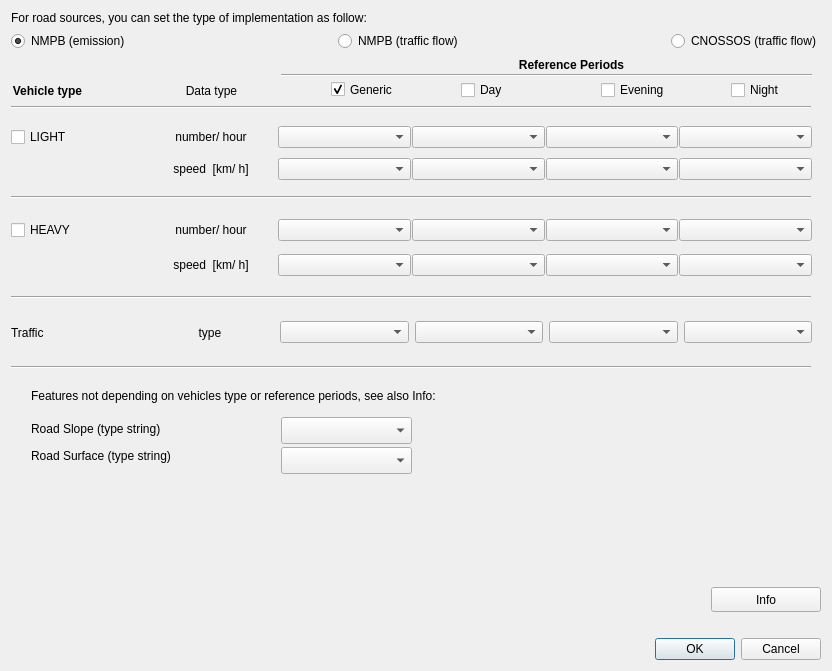
First picture: the form in tools/ui_SourceDetailsRoads.ui, repository pierluigiderosa/openoise, before the edit.
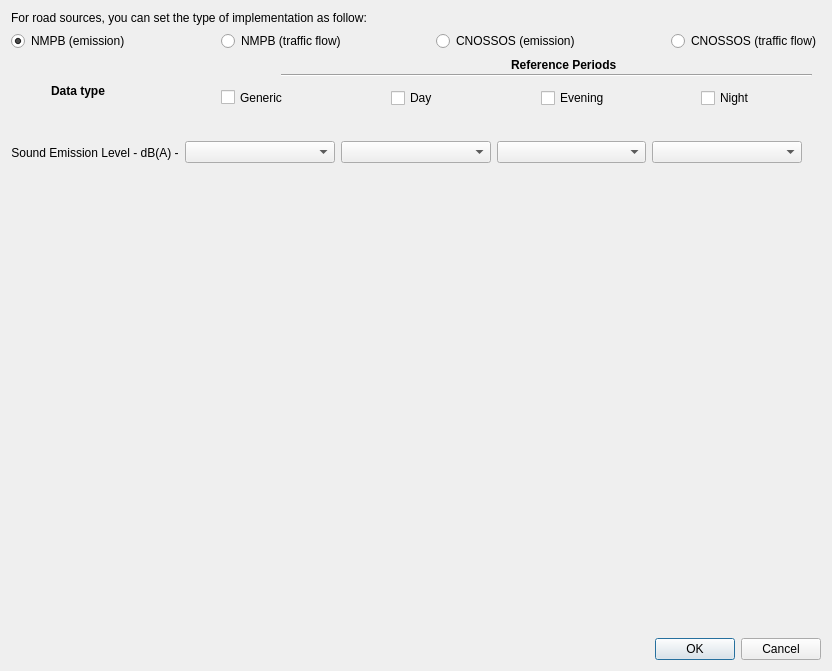
Second picture: the form after the edit. Custom widgets are drawn as their Qt base class.

Commit message: - initial version CNOSSOS POWER

```diff
--- a/tools/ui_SourceDetailsRoads.ui
+++ b/tools/ui_SourceDetailsRoads.ui
@@ -90,6 +90,26 @@
        </property>
       </spacer>
      </item>
+     <item>
+      <widget class="QRadioButton" name="CNOSSOS_R_radioButton">
+       <property name="text">
+        <string>CNOSSOS (emission)</string>
+       </property>
+      </widget>
+     </item>
+     <item>
+      <spacer name="horizontalSpacer_3">
+       <property name="orientation">
+        <enum>Qt::Horizontal</enum>
+       </property>
+       <property name="sizeHint" stdset="0">
+        <size>
+         <width>200</width>
+         <height>20</height>
+        </size>
+       </property>
+      </spacer>
+     </item>
      <item>
       <widget class="QRadioButton" name="CNOSSOS_radioButton">
        <property name="text">
@@ -105,7 +125,7 @@
    <item>
     <widget class="QStackedWidget" name="road_stackedWidget">
      <property name="currentIndex">
-      <number>1</number>
+      <number>3</number>
      </property>
      <widget class="QWidget" name="road_power_page">
       <widget class="QWidget" name="layoutWidget">
@@ -1838,6 +1858,151 @@
       <zorder>implementation_label_24</zorder>
       <zorder>line_11</zorder>
      </widget>
+     <widget class="QWidget" name="road_CNOSSOS_power">
+      <widget class="QLabel" name="label_2">
+       <property name="geometry">
+        <rect>
+         <x>500</x>
+         <y>0</y>
+         <width>161</width>
+         <height>16</height>
+        </rect>
+       </property>
+       <property name="text">
+        <string>&lt;html&gt;&lt;head/&gt;&lt;body&gt;&lt;p&gt;&lt;span style=&quot; font-weight:600;&quot;&gt;Reference Periods&lt;/span&gt;&lt;/p&gt;&lt;/body&gt;&lt;/html&gt;</string>
+       </property>
+      </widget>
+      <widget class="Line" name="line_15">
+       <property name="geometry">
+        <rect>
+         <x>270</x>
+         <y>8</y>
+         <width>531</width>
+         <height>20</height>
+        </rect>
+       </property>
+       <property name="orientation">
+        <enum>Qt::Horizontal</enum>
+       </property>
+      </widget>
+      <widget class="QLabel" name="label_23">
+       <property name="geometry">
+        <rect>
+         <x>40</x>
+         <y>26</y>
+         <width>101</width>
+         <height>16</height>
+        </rect>
+       </property>
+       <property name="text">
+        <string>&lt;html&gt;&lt;head/&gt;&lt;body&gt;&lt;p&gt;&lt;span style=&quot; font-weight:600;&quot;&gt;Data type&lt;/span&gt;&lt;/p&gt;&lt;/body&gt;&lt;/html&gt;</string>
+       </property>
+      </widget>
+      <widget class="QCheckBox" name="CNOSSOS_R_L_nig_checkBox">
+       <property name="geometry">
+        <rect>
+         <x>690</x>
+         <y>30</y>
+         <width>81</width>
+         <height>22</height>
+        </rect>
+       </property>
+       <property name="text">
+        <string>Night</string>
+       </property>
+       <property name="checked">
+        <bool>false</bool>
+       </property>
+      </widget>
+      <widget class="QCheckBox" name="CNOSSOS_R_L_gen_checkBox">
+       <property name="geometry">
+        <rect>
+         <x>210</x>
+         <y>30</y>
+         <width>91</width>
+         <height>21</height>
+        </rect>
+       </property>
+       <property name="text">
+        <string>Generic</string>
+       </property>
+       <property name="checked">
+        <bool>false</bool>
+       </property>
+      </widget>
+      <widget class="QCheckBox" name="CNOSSOS_R_L_day_checkBox">
+       <property name="geometry">
+        <rect>
+         <x>380</x>
+         <y>30</y>
+         <width>81</width>
+         <height>22</height>
+        </rect>
+       </property>
+       <property name="text">
+        <string>Day</string>
+       </property>
+       <property name="checked">
+        <bool>false</bool>
+       </property>
+      </widget>
+      <widget class="QCheckBox" name="CNOSSOS_R_L_eve_checkBox">
+       <property name="geometry">
+        <rect>
+         <x>530</x>
+         <y>30</y>
+         <width>71</width>
+         <height>22</height>
+        </rect>
+       </property>
+       <property name="text">
+        <string>Evening</string>
+       </property>
+       <property name="checked">
+        <bool>false</bool>
+       </property>
+      </widget>
+      <widget class="QWidget" name="layoutWidget_2">
+       <property name="geometry">
+        <rect>
+         <x>0</x>
+         <y>70</y>
+         <width>791</width>
+         <height>51</height>
+        </rect>
+       </property>
+       <layout class="QHBoxLayout" name="horizontalLayout_88_1">
+        <item>
+         <widget class="QLabel" name="n_l_label_15">
+          <property name="maximumSize">
+           <size>
+            <width>16777215</width>
+            <height>27</height>
+           </size>
+          </property>
+          <property name="text">
+           <string>Sound Emission Level - dB(A) -</string>
+          </property>
+          <property name="alignment">
+           <set>Qt::AlignCenter</set>
+          </property>
+         </widget>
+        </item>
+        <item>
+         <widget class="QgsFieldComboBox" name="CNOSSOS_R_L_gen_comboBox"/>
+        </item>
+        <item>
+         <widget class="QgsFieldComboBox" name="CNOSSOS_R_L_day_comboBox"/>
+        </item>
+        <item>
+         <widget class="QgsFieldComboBox" name="CNOSSOS_R_L_eve_comboBox"/>
+        </item>
+        <item>
+         <widget class="QgsFieldComboBox" name="CNOSSOS_R_L_nig_comboBox"/>
+        </item>
+       </layout>
+      </widget>
+     </widget>
     </widget>
    </item>
    <item>
```
Left out of the diff: 10 changed lines with no effect on the pictures. The commit also changes 11 other files.
